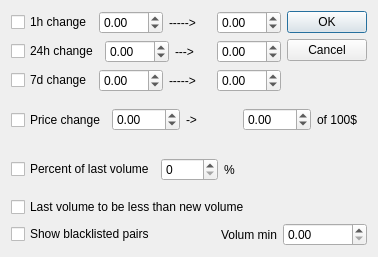
Qt form coinfilterdialog.ui (QTinman/CoinBrowser) before a commit.
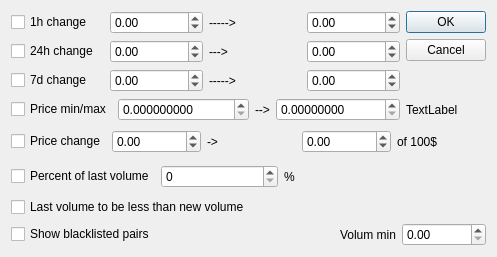
The same form after that commit. Icons and pictures are not drawn.

Commit message: Added price filter

The edit to the form file:
```diff
--- a/coinfilterdialog.ui
+++ b/coinfilterdialog.ui
@@ -145,7 +145,45 @@
      </item>
     </layout>
    </item>
-   <item row="3" column="0" colspan="2">
+   <item row="3" column="0">
+    <layout class="QHBoxLayout" name="horizontalLayout_7">
+     <item>
+      <widget class="QCheckBox" name="pricefilter">
+       <property name="text">
+        <string>Price min/max</string>
+       </property>
+      </widget>
+     </item>
+     <item>
+      <widget class="QDoubleSpinBox" name="pricemin">
+       <property name="decimals">
+        <number>9</number>
+       </property>
+       <property name="maximum">
+        <double>10000000.000000000000000</double>
+       </property>
+      </widget>
+     </item>
+     <item>
+      <widget class="QLabel" name="label_8">
+       <property name="text">
+        <string>--&gt;</string>
+       </property>
+      </widget>
+     </item>
+     <item>
+      <widget class="QDoubleSpinBox" name="pricemax">
+       <property name="decimals">
+        <number>8</number>
+       </property>
+       <property name="maximum">
+        <double>10000000.000000000000000</double>
+       </property>
+      </widget>
+     </item>
+    </layout>
+   </item>
+   <item row="4" column="0" colspan="2">
     <layout class="QHBoxLayout" name="horizontalLayout_5">
      <item>
       <widget class="QCheckBox" name="pricechange">
@@ -190,7 +228,7 @@
      </item>
     </layout>
    </item>
-   <item row="4" column="0">
+   <item row="5" column="0">
     <layout class="QHBoxLayout" name="horizontalLayout">
      <item>
       <widget class="QCheckBox" name="use_last_volume">
@@ -215,14 +253,14 @@
      </item>
     </layout>
    </item>
-   <item row="5" column="0">
+   <item row="6" column="0">
     <widget class="QCheckBox" name="volume_greater">
      <property name="text">
       <string>Last volume to be less than new volume</string>
      </property>
     </widget>
    </item>
-   <item row="6" column="0" colspan="2">
+   <item row="7" column="0" colspan="2">
     <layout class="QHBoxLayout" name="horizontalLayout_6">
      <item>
       <widget class="QCheckBox" name="show_only_blacklisted">
@@ -260,6 +298,13 @@
      </item>
     </layout>
    </item>
+   <item row="3" column="1">
+    <widget class="QLabel" name="crypt">
+     <property name="text">
+      <string>TextLabel</string>
+     </property>
+    </widget>
+   </item>
   </layout>
  </widget>
  <resources>
```
The commit also changes 5 other files.
